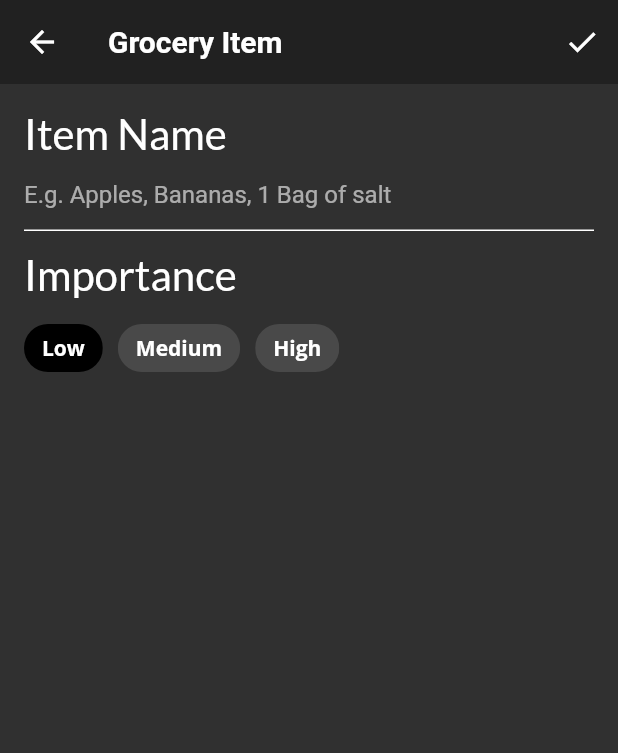
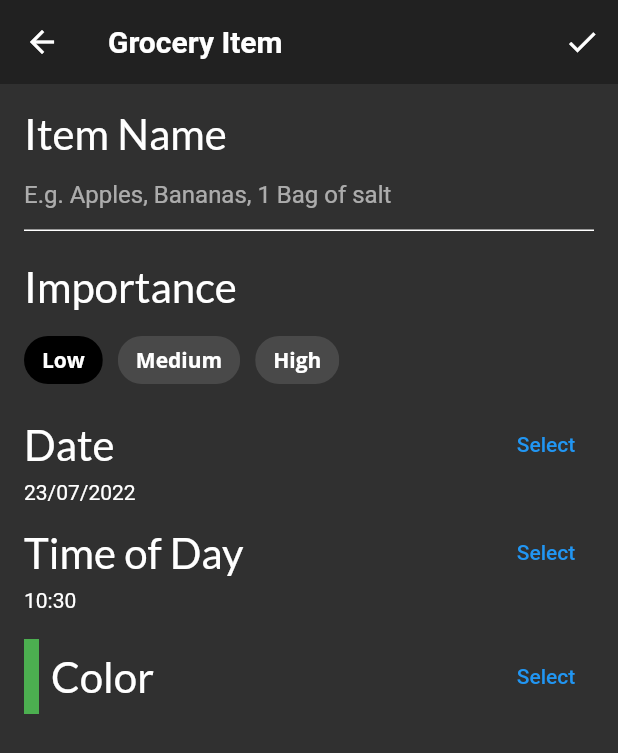
Before and after one commit to massimilianoporzio/fooderlich, a Flutter app: the screen it shows after launch, item 3 of the bottom bar chosen, after a tap on the "add" icon, on a phone screen of 412 x 824 dp. Shown: the top 753 px of the screen. Run offline on Flutter 3.47's test engine with Material 2 defaults, Android fonts, the phone set to English and light mode, and no system bars; our stand-ins replace flutter_colorpicker, google_fonts; Roboto replaces fonts that are missing (Adamina).

Commit message:
aggiunto fino a colorpicker

```diff
--- a/lib/main.dart
+++ b/lib/main.dart
@@ -1,6 +1,7 @@
 import 'dart:ui';
 
 import 'package:flutter/material.dart';
+import 'package:flutter_localizations/flutter_localizations.dart';
 import 'package:fooderlich/models/models.dart';
 
 import 'package:provider/provider.dart';
@@ -30,6 +31,16 @@ class Fooderlich extends StatelessWidget {
   Widget build(BuildContext context) {
     final theme = FooderlichTheme.dark();
     return MaterialApp(
+      locale: const Locale('it', 'IT'),
+      localizationsDelegates: [
+        GlobalMaterialLocalizations.delegate,
+        GlobalWidgetsLocalizations.delegate,
+      ],
+      supportedLocales: [
+        const Locale('en', 'US'),
+        const Locale('es', 'ES'),
+        const Locale('it', 'IT'),
+      ],
       scrollBehavior: MyCustomScrollBehavior(),
       theme: theme,
       title: 'Fooderlich',
--- a/lib/screens/grocery_item_screen.dart
+++ b/lib/screens/grocery_item_screen.dart
@@ -59,9 +59,10 @@ class _GroceryItemScreenState extends State<GroceryItemScreen> {
           children: [
             buildNameField(),
             buildImportanceField(),
-            // TODO 15: Add date picker
-            // TODO 16: Add time picker
-            // TODO 17: Add color picker
+            buildDateField(context),
+            buildTimeField(context),
+            const SizedBox(height: 10.0),
+            buildColorPicker(context),
             // TODO 18: Add slider
             // TODO: 19: Add Grocery Tile
           ],
@@ -126,9 +127,10 @@ class _GroceryItemScreenState extends State<GroceryItemScreen> {
     );
   }
 
-  // TODO: Add buildImportanceField()
   Widget buildImportanceField() {
-    return Column(
+    return Padding(
+      padding: const EdgeInsets.only(top: 8.0, bottom: 8.0),
+      child: Column(
         crossAxisAlignment: CrossAxisAlignment.start,
         children: [
           Padding(
@@ -140,7 +142,7 @@ class _GroceryItemScreenState extends State<GroceryItemScreen> {
           ),
           Wrap(
             spacing: 10.0,
-          runSpacing: 10.0,
+            runSpacing: 30.0,
             children: [
               ChoiceChip(
                 selectedColor: Colors.black,
@@ -184,11 +186,147 @@ class _GroceryItemScreenState extends State<GroceryItemScreen> {
             ],
           ),
         ],
+      ),
     );
   }
-  // TODO: ADD buildDateField()
-  // TODO: Add buildTimeField()
+
+  Widget buildDateField(BuildContext context) {
+// 1
+    return Column(
+      crossAxisAlignment: CrossAxisAlignment.start,
+      children: [
+// 2
+        Row(
+// 3
+          mainAxisAlignment: MainAxisAlignment.spaceBetween,
+          children: [
+// 4
+            Text(
+              'Date',
+              style: GoogleFonts.lato(fontSize: 28.0),
+            ),
+// 5
+            TextButton(
+              child: const Text('Select'),
+// 6
+              onPressed: () async {
+                final currentDate = DateTime.now();
+// 7
+                final selectedDate = await showDatePicker(
+                  locale: const Locale('it', 'IT'),
+                  context: context,
+                  initialDate: currentDate,
+                  firstDate: currentDate,
+                  lastDate: DateTime(currentDate.year + 5),
+                );
+// 8
+                setState(() {
+                  if (selectedDate != null) {
+                    _dueDate = selectedDate;
+                  }
+                });
+              },
+            ),
+          ],
+        ),
+// 9
+        Text('${DateFormat('dd/MM/yyyy').format(_dueDate)}'),
+      ],
+    );
+  }
+
+  Widget buildTimeField(BuildContext context) {
+    return Padding(
+      padding: const EdgeInsets.only(top: 8.0, bottom: 8.0),
+      child: Column(
+        crossAxisAlignment: CrossAxisAlignment.start,
+        children: [
+          Row(
+            mainAxisAlignment: MainAxisAlignment.spaceBetween,
+            children: [
+              Text(
+                'Time of Day',
+                style: GoogleFonts.lato(fontSize: 28.0),
+              ),
+              TextButton(
+                child: const Text('Select'),
+                onPressed: () async {
+// 1
+                  final timeOfDay = await showTimePicker(
+// 2
+                    initialTime: TimeOfDay.now(),
+                    context: context,
+                  );
+// 3
+                  setState(() {
+                    if (timeOfDay != null) {
+                      _timeOfDay = timeOfDay;
+                    }
+                  });
+                },
+              ),
+            ],
+          ),
+          Text('${_timeOfDay.format(context)}'),
+        ],
+      ),
+    );
+  }
+
   // TODO: Add buildColorPicker()
+  Widget buildColorPicker(BuildContext context) {
+// 1
+    return Row(
+      mainAxisAlignment: MainAxisAlignment.spaceBetween,
+      children: [
+// 2
+        Row(
+          children: [
+            Container(
+              height: 50.0,
+              width: 10.0,
+              color: _currentColor,
+            ),
+            const SizedBox(width: 8.0),
+            Text(
+              'Color',
+              style: GoogleFonts.lato(fontSize: 28.0),
+            ),
+          ],
+        ),
+// 3
+        TextButton(
+          child: const Text('Select'),
+          onPressed: () {
+            showDialog(
+              context: context,
+              builder: (context) {
+// 5
+                return AlertDialog(
+                  content: BlockPicker(
+                    pickerColor: Colors.white,
+// 6
+                    onColorChanged: (color) {
+                      setState(() => _currentColor = color);
+                    },
+                  ),
+                  actions: [
+// 7
+                    TextButton(
+                      child: const Text('Save'),
+                      onPressed: () {
+                        Navigator.of(context).pop();
+                      },
+                    ),
+                  ],
+                );
+              },
+            );
+          },
+        ),
+      ],
+    );
+  }
   // TODO: Add buildQuantityField()
 
 }
--- a/pubspec.yaml
+++ b/pubspec.yaml
@@ -15,6 +15,8 @@ dependencies:
   intl: ^0.17.0
   provider: ^6.0.3
   uuid: ^3.0.6
+  flutter_localizations:
+    sdk: flutter
 
 dev_dependencies:
   flutter_test:
```
Also changed, not shown: pubspec.lock. Lines whose indentation alone changed are shown as unchanged.
